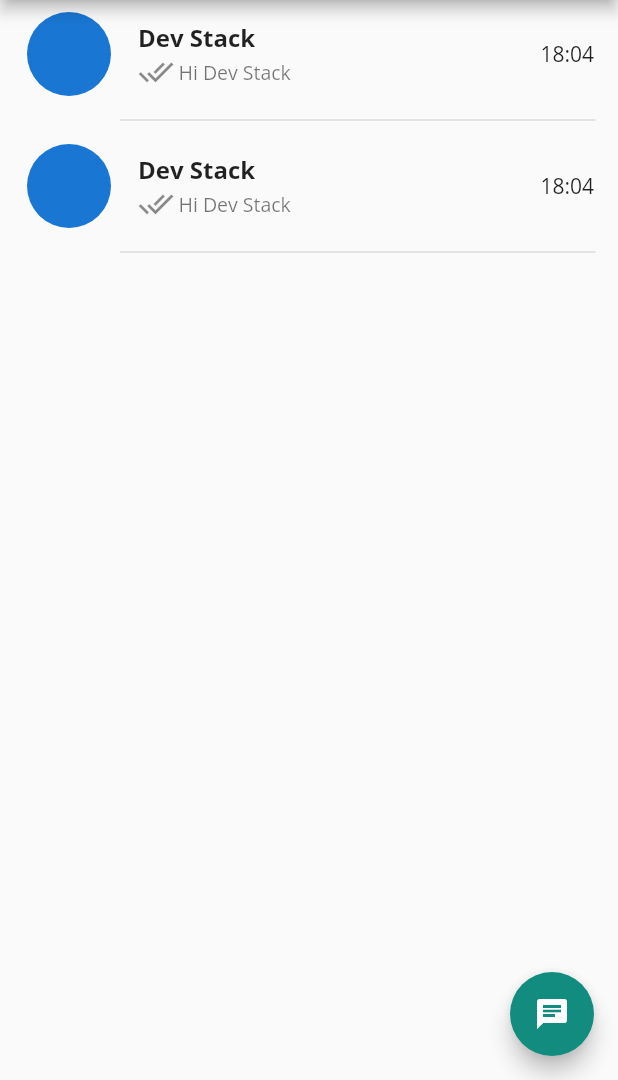
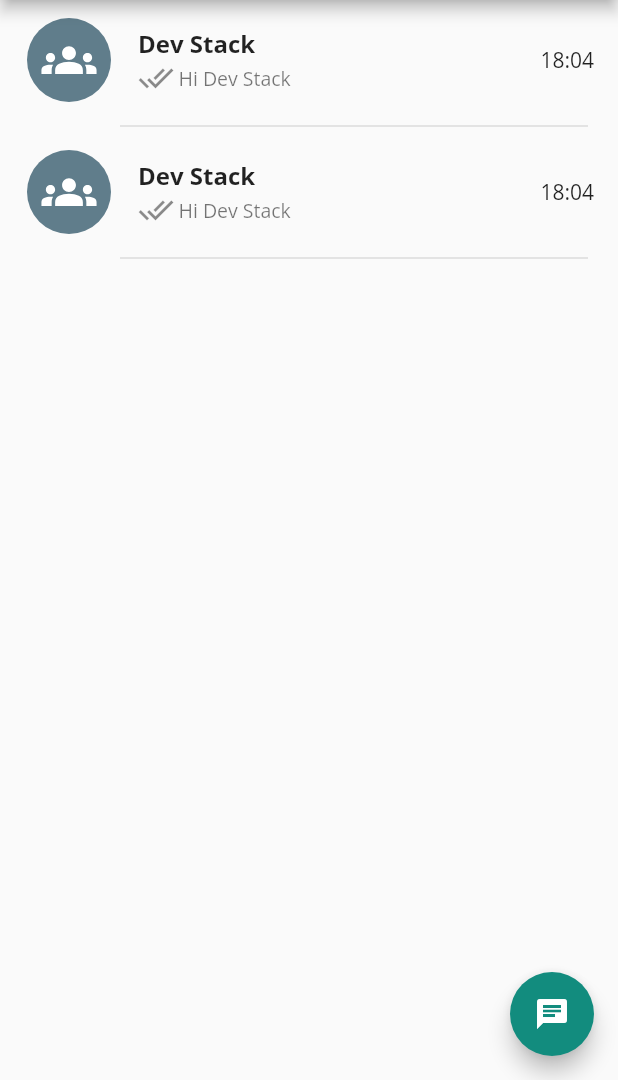
Before and after one commit to DevStack06/Whatsapp-Clone-Flutter, a Flutter app: the screen it shows after launch, on a phone screen of 412 x 824 dp, the part 156-1236 px from its top. Run offline on Flutter 3.47's test engine with Material 2 defaults, Android fonts, the phone set to English and light mode, and no system bars; our stand-ins replace flutter_svg.

Commit message:
svg icons added

```diff
--- a/lib/CustomUI/CustomCard.dart
+++ b/lib/CustomUI/CustomCard.dart
@@ -1,4 +1,5 @@
 import 'package:flutter/material.dart';
+import 'package:flutter_svg/flutter_svg.dart';
 
 class CustomCard extends StatelessWidget {
   const CustomCard({Key key}) : super(key: key);
@@ -6,17 +7,19 @@ class CustomCard extends StatelessWidget {
   @override
   Widget build(BuildContext context) {
     return InkWell(
-      onTap: () {
-        print("tapped");
-      },
+      onTap: () {},
       child: Column(
         children: [
           ListTile(
-            // contentPadding: EdgeInsets.only(left: 18, right: 18, top: 8),
             leading: CircleAvatar(
               radius: 30,
-              // backgroundColor: Colors.,
-              // child: Icon(Icons.group),
+              child: SvgPicture.asset(
+                "assets/groups.svg",
+                color: Colors.white,
+                height: 37,
+                width: 37,
+              ),
+              backgroundColor: Colors.blueGrey,
             ),
             title: Text(
               "Dev Stack",
@@ -42,11 +45,7 @@ class CustomCard extends StatelessWidget {
             trailing: Text("18:04"),
           ),
           Padding(
-            padding: const EdgeInsets.only(
-              left: 80,
-              right: 15,
-              // top: 0,
-            ),
+            padding: const EdgeInsets.only(right: 20, left: 80),
             child: Divider(
               thickness: 1,
             ),
--- a/lib/Pages/ChatPage.dart
+++ b/lib/Pages/ChatPage.dart
@@ -18,6 +18,9 @@ class _ChatPageState extends State<ChatPage> {
       ),
       body: ListView(
         children: [
+          SizedBox(
+            height: 4,
+          ),
           CustomCard(),
           CustomCard(),
 
--- a/pubspec.yaml
+++ b/pubspec.yaml
@@ -27,6 +27,7 @@ dependencies:
   # The following adds the Cupertino Icons font to your application.
   # Use with the CupertinoIcons class for iOS style icons.
   cupertino_icons: ^1.0.0
+  flutter_svg: ^0.19.0
 
 dev_dependencies:
   flutter_test:
@@ -43,7 +44,8 @@ flutter:
   uses-material-design: true
 
   # To add assets to your application, add an assets section, like this:
-  # assets:
+  assets:
+    - assets/
   #   - images/a_dot_burr.jpeg
   #   - images/a_dot_ham.jpeg
 
```
Also changed, not shown: assets/groups.svg (added), assets/person.svg (added), pubspec.lock.
